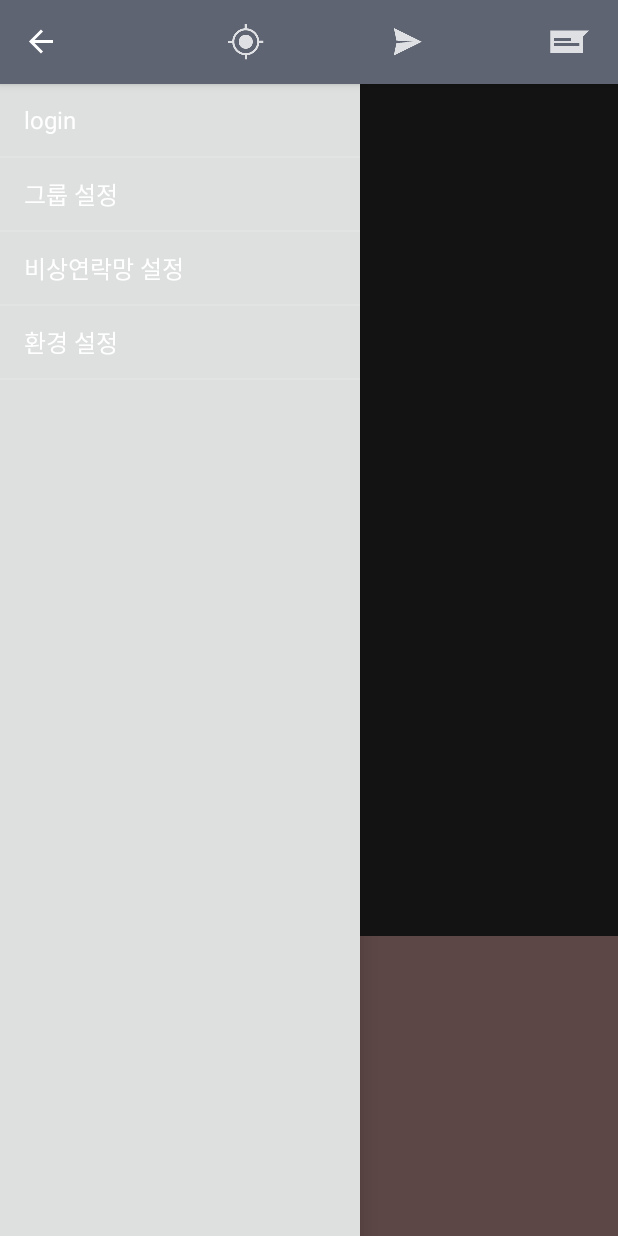
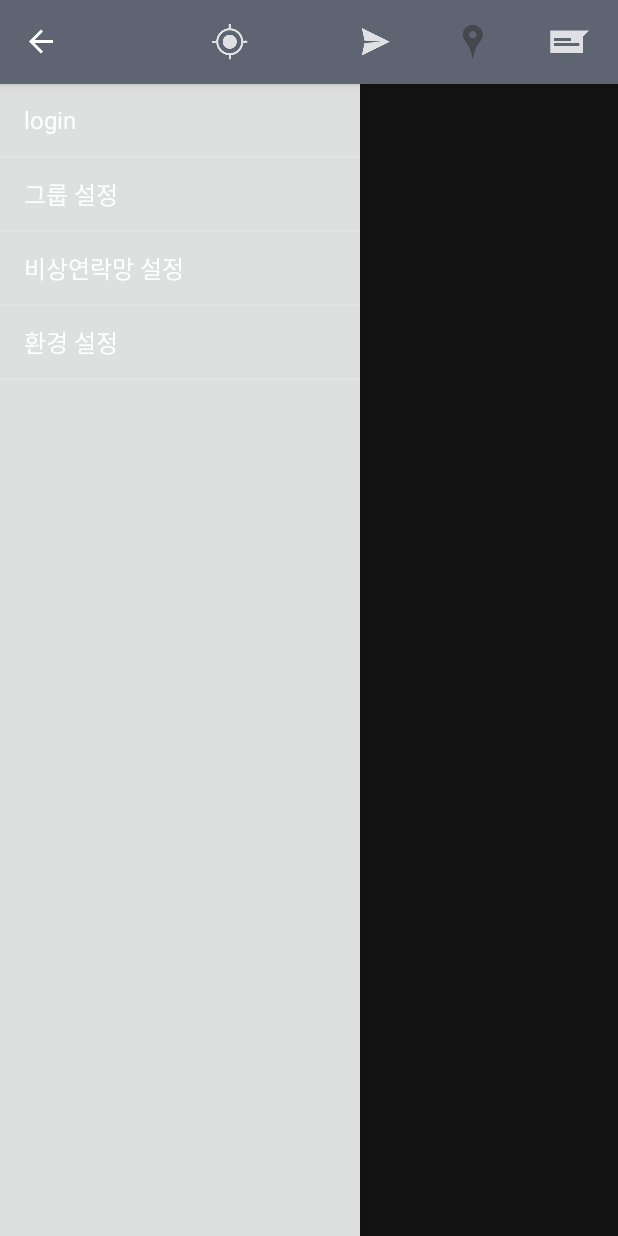
Before and after one commit to jinny3770/coins, an Android app: the screen it shows after launch (MainActivity), with the side drawer open, on a phone screen of 412 x 824 dp. Run offline under Robolectric (Android 15) with nearby library versions, the phone set to English and light mode, and no system bars; libraries missing offline, so code that uses them is left out: com.skp, net.daum.mf; 19 statements that could not run were skipped.

Commit message:
add navi

```diff
--- a/Coins2/app/build.gradle
+++ b/Coins2/app/build.gradle
@@ -3,10 +3,9 @@ apply plugin: 'com.android.application'
 android {
     compileSdkVersion 23
     buildToolsVersion "23.0.2"
-
     defaultConfig {
         applicationId "com.example.sora.coins"
-        minSdkVersion 16
+        minSdkVersion 19
         targetSdkVersion 23
         versionCode 1
         versionName "1.0"
@@ -17,6 +16,8 @@ android {
             minifyEnabled false
             proguardFiles getDefaultProguardFile('proguard-android.txt'), 'proguard-rules.pro'
         }
+    }
+    productFlavors {
     }
 }
 
--- a/Coins2/app/src/main/AndroidManifest.xml
+++ b/Coins2/app/src/main/AndroidManifest.xml
@@ -43,6 +43,7 @@
         <activity android:name=".LoginActivity"/>
         <activity android:name=".SignUpActivity"/>
         <activity android:name=".ProfileActivity"/>
+        <activity android:name=".DestinationActivity"/>
 
         <service android:name=".LockScreenService"/>
 
--- a/Coins2/app/src/main/java/com/example/sora/coins/ChatActivity.java
+++ b/Coins2/app/src/main/java/com/example/sora/coins/ChatActivity.java
@@ -34,7 +34,7 @@ public class ChatActivity extends FragmentActivity {
     @Override
     protected void onCreate(Bundle savedInstanceState) {
         super.onCreate(savedInstanceState);
-        setContentView(R.layout.chatting);
+        setContentView(R.layout.activity_chatting);
 
         /**
          * Start GCM Service.
--- a/Coins2/app/src/main/java/com/example/sora/coins/MainActivity.java
+++ b/Coins2/app/src/main/java/com/example/sora/coins/MainActivity.java
@@ -34,16 +34,27 @@ import com.skp.Tmap.TMapView;
 
 import net.daum.mf.map.api.*;
 
+import java.io.IOException;
+import java.io.OutputStreamWriter;
+import java.net.HttpURLConnection;
+import java.net.MalformedURLException;
+import java.net.ProtocolException;
+import java.net.URL;
+import java.net.URLEncoder;
 import java.util.List;
+import java.util.Timer;
+import java.util.TimerTask;
 
 public class MainActivity extends AppCompatActivity implements TMapGpsManager.onLocationChangedCallback {
-    private static final int defaultZoomLevel = 17;
+    private static final int defaultZoomLevel = 15;
     private static final int defaultMinDistance = 3;    // 단위 : m
     private static final int defaultMinTime = 1000;     // 단위 : 1/1000s
 
+    private static String updateLocationURL = "52.79.124.54/updateLocation.php";
+
     // 상단 액션바 관련 변수
     ActionBar actionBar;
-    ImageButton chatButton, locaButton, shareButton;
+    ImageButton chatButton, locaButton, shareButton, desButton;
     //Button btnLockOn;
 
     // GPS 지도 관련 변수
@@ -65,6 +76,9 @@ public class MainActivity extends AppCompatActivity implements TMapGpsManager.on
 
     // 내 정보
     MyInfo myInfo;
+
+    Timer timer;
+    TimerTask timerTask;
 
     // 하단 가족 리스트뷰
     ListView familyList;
@@ -91,13 +105,14 @@ public class MainActivity extends AppCompatActivity implements TMapGpsManager.on
                 @Override
                 public void onItemClick(AdapterView<?> parent, View view, int position, long id) {
 
-                    loca = new TMapPoint(127.00948476791382, 37.581937771712205);
+                    //loca = new TMapPoint(127.00948476791382, 37.581937771712205);
                     //ListData listData = (ListData)familyAdapter.getItem(position);
-                    mapView.setCenterPoint(loca.getLongitude(), loca.getLatitude());
+                    mapView.setCenterPoint(127.00948476791382, 37.581937771712205);
                     mapView.setTrackingMode(false);
                     //myLoca.setTMapPoint(curLoca);
                     //mapView.setTrackingMode(true);
 
+                    /*
                     locaMarker = new TMapMarkerItem();
                     locaMarker.setVisible(locaMarker.VISIBLE);
 
@@ -105,6 +120,7 @@ public class MainActivity extends AppCompatActivity implements TMapGpsManager.on
                     locaMarker.setIcon(bitmap);
                     locaMarker.setPosition((float) 0.5, (float) 1.0);
                     mapView.addMarkerItem("famLocation", locaMarker);
+                    */
 
                 }
             });
@@ -138,10 +154,12 @@ public class MainActivity extends AppCompatActivity implements TMapGpsManager.on
         chatButton = (ImageButton) findViewById(R.id.chatButton);
         shareButton = (ImageButton) findViewById(R.id.shareButton);
         locaButton = (ImageButton) findViewById(R.id.locaButton);
+        desButton = (ImageButton) findViewById(R.id.destination);
 
         chatButton.setOnClickListener(clickListener);
         shareButton.setOnClickListener(clickListener);
         locaButton.setOnClickListener(clickListener);
+        desButton.setOnClickListener(clickListener);
 
         // 잠금화면 변경
         //btnLockOn = (Button) findViewById(R.id.on);
@@ -230,6 +248,42 @@ public class MainActivity extends AppCompatActivity implements TMapGpsManager.on
 
         mapLayout.addView(mapView);
 
+        timer = new Timer();
+        timerTask = new TimerTask() {
+            @Override
+            public void run() {
+
+                if(Settings.Login) {
+                    try {
+                        URL url = new URL(updateLocationURL);
+
+                        HttpURLConnection conn = (HttpURLConnection) url.openConnection();
+                        conn.setRequestMethod("POST");
+
+                        conn.setReadTimeout(10000);
+                        conn.setConnectTimeout(15000);
+
+                        conn.setDoOutput(true);
+                        conn.setDoInput(true);
+
+                        String data = URLEncoder.encode("ID", "utf8") + "=" + URLEncoder.encode(myInfo.getID(), "utf8")
+                                + "&" + URLEncoder.encode("long", "utf8") + "=" + URLEncoder.encode(Double.toString(myInfo.getPoint().getLongitude()), "utf8")
+                                + "&" + URLEncoder.encode("lati", "utf8") + "=" + URLEncoder.encode(Double.toString(myInfo.getPoint().getLatitude()), "utf8");
+
+                        OutputStreamWriter wr = new OutputStreamWriter(conn.getOutputStream());
+                        wr.write(data);
+                        wr.flush();
+
+                    } catch (MalformedURLException e) {
+                        e.printStackTrace();
+                    } catch (Exception e) {
+                        e.printStackTrace();
+                    }
+                }
+            }
+        };
+
+        timer.schedule(timerTask, 0, 10000);
 
     }
 
@@ -273,7 +327,7 @@ public class MainActivity extends AppCompatActivity implements TMapGpsManager.on
         mapView.setLocationPoint(curLoca.getLongitude(), curLoca.getLatitude());
         myLoca.setTMapPoint(curLoca);
         myInfo.setPoint(curLoca);
-        Toast.makeText(MainActivity.this, myLoca.getTMapPoint().getLongitude() + ", " + myLoca.getTMapPoint().getLatitude(), Toast.LENGTH_SHORT).show();
+        //Toast.makeText(MainActivity.this, myLoca.getTMapPoint().getLongitude() + ", " + myLoca.getTMapPoint().getLatitude(), Toast.LENGTH_SHORT).show();
     }
 
     @Override
@@ -300,6 +354,10 @@ public class MainActivity extends AppCompatActivity implements TMapGpsManager.on
                     Toast.makeText(MainActivity.this, Integer.toString(mapView.getZoomLevel()), Toast.LENGTH_LONG).show();
                     break;
 
+                case R.id.destination:
+                    intent = new Intent(getApplicationContext(), DestinationActivity.class);
+                    startActivity(intent);
+
                 case R.id.locaButton:
                     mapView.setTrackingMode(true);
                     break;
@@ -314,5 +372,4 @@ public class MainActivity extends AppCompatActivity implements TMapGpsManager.on
             }
         }
     }
-
 }
--- a/Coins2/app/src/main/res/layout/actionbar_layout.xml
+++ b/Coins2/app/src/main/res/layout/actionbar_layout.xml
@@ -22,6 +22,13 @@
             android:src="@drawable/ic_action_send_now"/>
 
         <ImageButton
+            android:id="@+id/destination"
+            android:layout_width="32dp"
+            android:layout_height="32dp"
+            android:background="#00000000"
+            android:src="@drawable/ic_action_place"/>
+
+        <ImageButton
             android:id="@+id/chatButton"
             android:layout_width="32dp"
             android:layout_height="32dp"
--- a/Coins2/app/src/main/res/layout/chatting.xml
+++ b/Coins2/app/src/main/res/layout/activity_chatting.xml
@@ -37,8 +37,6 @@
         android:layout_centerHorizontal="true"
         />
 
-
-
     <LinearLayout
         android:id="@+id/messaging_container"
         android:layout_width="wrap_content"
--- a/Coins2/app/src/main/res/layout/activity_main.xml
+++ b/Coins2/app/src/main/res/layout/activity_main.xml
@@ -1,45 +1,48 @@
 <?xml version="1.0" encoding="utf-8"?>
-<android.support.v4.widget.DrawerLayout
-    xmlns:android="http://schemas.android.com/apk/res/android"
+<android.support.v4.widget.DrawerLayout xmlns:android="http://schemas.android.com/apk/res/android"
     xmlns:tools="http://schemas.android.com/tools"
+    android:id="@+id/drawer_activity_main"
     android:layout_width="match_parent"
     android:layout_height="match_parent"
     android:orientation="vertical"
-    android:id="@+id/drawer_activity_main"
     tools:context="com.example.sora.coins.MainActivity">
 
     <!-- 메인화면 레이아웃 -->
     <FrameLayout
+        android:id="@+id/frame_activity_main"
+        android:layout_width="match_parent"
+        android:layout_height="match_parent">
+
+
+        <LinearLayout
             android:layout_width="match_parent"
             android:layout_height="match_parent"
-        android:orientation="horizontal"
-        android:id="@+id/frame_activity_main">
+            android:orientation="horizontal">
 
             <!-- GPS 지도 레이아웃-->
             <LinearLayout
+                android:id="@+id/mapView"
                 android:layout_width="match_parent"
-            android:layout_height="480dp"
-            android:orientation="horizontal"
-            android:id="@+id/mapView">
-        </LinearLayout>
+                android:layout_height="330dp"
+                android:orientation="horizontal"></LinearLayout>
 
             <!-- 가족 리스트 -->
             <ListView
+                android:id="@+id/familyList"
                 android:layout_width="match_parent"
-            android:layout_height="200dp"
+                android:layout_height="wrap_content"
                 android:layout_gravity="center_horizontal|bottom"
-            android:background="@color/familyList"
-            android:id="@+id/familyList">
-        </ListView>
+                android:background="@color/familyList"></ListView>
+        </LinearLayout>
     </FrameLayout>
 
     <!-- 사이드바 메뉴 리스트 -->
     <ListView
+        android:id="@+id/list_activity_main"
         android:layout_width="240dp"
         android:layout_height="match_parent"
         android:layout_gravity="start"
         android:background="@color/colorAccent"
-        android:id="@+id/list_activity_main"
-        android:choiceMode="singleChoice">
-    </ListView>
+        android:choiceMode="singleChoice"/>
+
 </android.support.v4.widget.DrawerLayout>
--- a/Coins2/app/src/main/res/layout/profile.xml
+++ b/Coins2/app/src/main/res/layout/profile.xml
@@ -8,10 +8,16 @@
         android:layout_height="wrap_content"
         android:id="@+id/IDView"/>
 
+    <TextView
+        android:layout_width="match_parent"
+        android:layout_height="wrap_content"
+        android:id="@+id/groupCodeView"/>
+
     <EditText
         android:layout_width="match_parent"
         android:layout_height="wrap_content"
         android:id="@+id/NameEdit"/>
+
 
     <Button
         android:layout_width="match_parent"
```
Also changed, not shown: Coins2/app/src/main/java/com/example/sora/coins/DestinationActivity.java (added, +160 -0 lines), Coins2/app/src/main/java/com/example/sora/coins/LoginActivity.java (+26 -7 lines), Coins2/app/src/main/java/com/example/sora/coins/ProfileActivity.java (+79 -8 lines), Coins2/app/src/main/res/layout/actionbar_layout_destination.xml (added, +13 -0 lines), Coins2/app/src/main/res/layout/activity_destination.xml (added, +15 -0 lines). Lines whose indentation alone changed are shown as unchanged.
